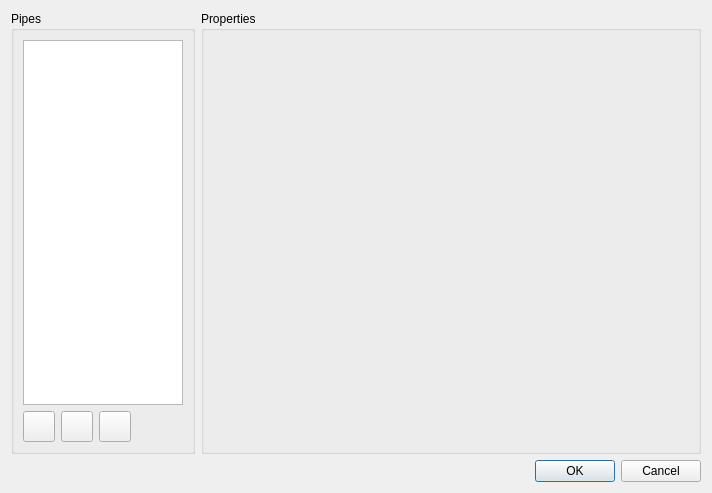
First picture: the form in SIM-VICUS/src/SVDBPipeEditDialog.ui, repository ghorwin/SIM-VICUS, before the edit.
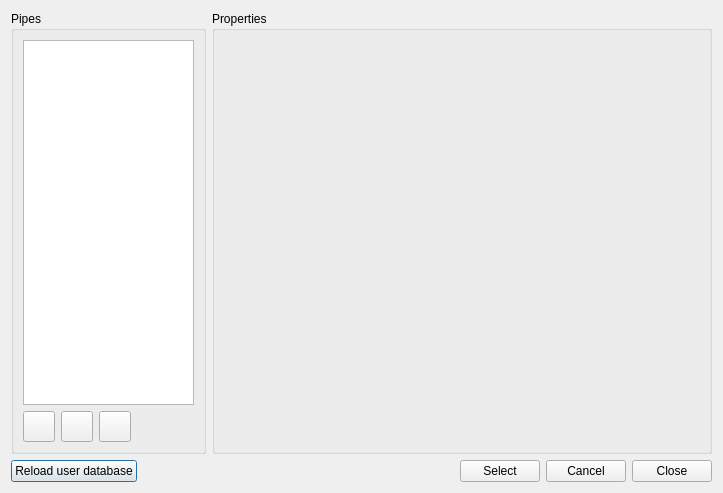
Second picture: the form after the edit. Icons and pictures are not drawn. Custom widgets are drawn as their Qt base class.

```diff
--- a/SIM-VICUS/src/SVDBPipeEditDialog.ui
+++ b/SIM-VICUS/src/SVDBPipeEditDialog.ui
@@ -6,7 +6,7 @@
    <rect>
     <x>0</x>
     <y>0</y>
-    <width>712</width>
+    <width>723</width>
     <height>493</height>
    </rect>
   </property>
@@ -110,22 +110,9 @@
        <property name="title">
         <string>Properties</string>
        </property>
-       <layout class="QGridLayout" name="gridLayout_6">
-        <item row="0" column="0">
-         <widget class="SVDBBoundaryConditionEditWidget" name="editWidget" native="true">
-          <property name="minimumSize">
-           <size>
-            <width>0</width>
-            <height>0</height>
-           </size>
-          </property>
-          <property name="baseSize">
-           <size>
-            <width>0</width>
-            <height>0</height>
-           </size>
-          </property>
-         </widget>
+       <layout class="QGridLayout" name="gridLayout">
+        <item row="2" column="2">
+         <widget class="SVDBPipeEditWidget" name="editWidget" native="true"/>
         </item>
        </layout>
       </widget>
@@ -133,60 +120,62 @@
     </layout>
    </item>
    <item>
-    <widget class="QDialogButtonBox" name="buttonBox">
-     <property name="orientation">
-      <enum>Qt::Horizontal</enum>
-     </property>
-     <property name="standardButtons">
-      <set>QDialogButtonBox::Cancel|QDialogButtonBox::Ok</set>
-     </property>
-    </widget>
+    <layout class="QHBoxLayout" name="horizontalLayout_2">
+     <item>
+      <widget class="QPushButton" name="pushButtonReloadUserDB">
+       <property name="text">
+        <string>Reload user database</string>
+       </property>
+      </widget>
+     </item>
+     <item>
+      <spacer name="horizontalSpacer_2">
+       <property name="orientation">
+        <enum>Qt::Horizontal</enum>
+       </property>
+       <property name="sizeHint" stdset="0">
+        <size>
+         <width>40</width>
+         <height>20</height>
+        </size>
+       </property>
+      </spacer>
+     </item>
+     <item>
+      <widget class="QPushButton" name="pushButtonSelect">
+       <property name="text">
+        <string>Select</string>
+       </property>
+      </widget>
+     </item>
+     <item>
+      <widget class="QPushButton" name="pushButtonCancel">
+       <property name="text">
+        <string>Cancel</string>
+       </property>
+      </widget>
+     </item>
+     <item>
+      <widget class="QPushButton" name="pushButtonClose">
+       <property name="text">
+        <string>Close</string>
+       </property>
+      </widget>
+     </item>
+    </layout>
    </item>
   </layout>
  </widget>
  <customwidgets>
   <customwidget>
-   <class>SVDBBoundaryConditionEditWidget</class>
+   <class>SVDBPipeEditWidget</class>
    <extends>QWidget</extends>
-   <header>SVDBBoundaryConditionEditWidget.h</header>
+   <header>SVDBPipeEditWidget.h</header>
    <container>1</container>
   </customwidget>
  </customwidgets>
  <resources>
   <include location="../resources/SIM-VICUS.qrc"/>
  </resources>
- <connections>
-  <connection>
-   <sender>buttonBox</sender>
-   <signal>accepted()</signal>
-   <receiver>SVDBPipeEditDialog</receiver>
-   <slot>accept()</slot>
-   <hints>
-    <hint type="sourcelabel">
-     <x>248</x>
-     <y>254</y>
-    </hint>
-    <hint type="destinationlabel">
-     <x>157</x>
-     <y>274</y>
-    </hint>
-   </hints>
-  </connection>
-  <connection>
-   <sender>buttonBox</sender>
-   <signal>rejected()</signal>
-   <receiver>SVDBPipeEditDialog</receiver>
-   <slot>reject()</slot>
-   <hints>
-    <hint type="sourcelabel">
-     <x>316</x>
-     <y>260</y>
-    </hint>
-    <hint type="destinationlabel">
-     <x>286</x>
-     <y>274</y>
-    </hint>
-   </hints>
-  </connection>
- </connections>
+ <connections/>
 </ui>
```
